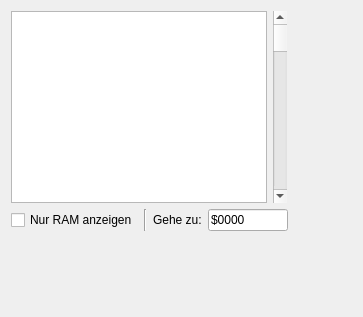
First picture: the form in src/memory_window.ui, repository ThKattanek/emu64, before the edit.
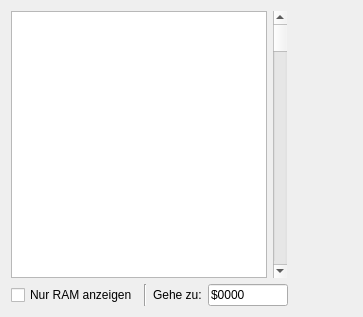
Second picture: the form after the edit.

The edit to the form file:
```diff
--- a/src/memory_window.ui
+++ b/src/memory_window.ui
@@ -25,7 +25,7 @@
   <property name="windowTitle">
    <string notr="true"/>
   </property>
-  <layout class="QVBoxLayout" name="verticalLayout">
+  <layout class="QVBoxLayout" name="verticalLayout" stretch="1,0">
    <item>
     <layout class="QHBoxLayout" name="horizontalLayout">
      <item>
@@ -162,19 +162,6 @@
      </item>
     </layout>
    </item>
-   <item>
-    <spacer name="verticalSpacer">
-     <property name="orientation">
-      <enum>Qt::Vertical</enum>
-     </property>
-     <property name="sizeHint" stdset="0">
-      <size>
-       <width>20</width>
-       <height>40</height>
-      </size>
-     </property>
-    </spacer>
-   </item>
   </layout>
  </widget>
  <resources/>
```
